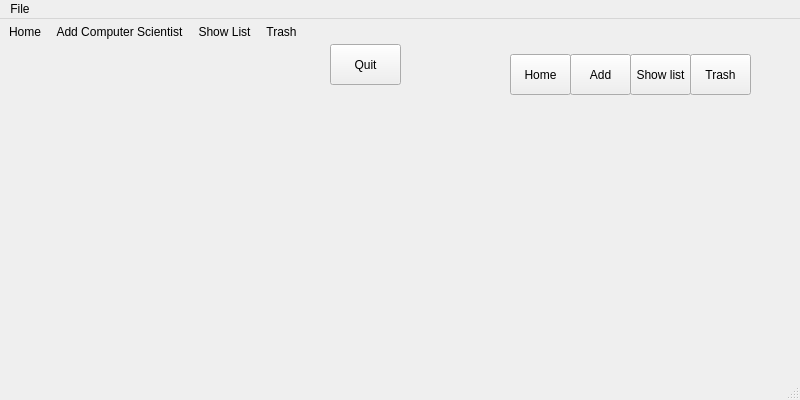
Hopur21/Hopur21, file Hopur21Verkefni/MyComputerScienceList/ui/mainwindow.ui: the form before one commit.
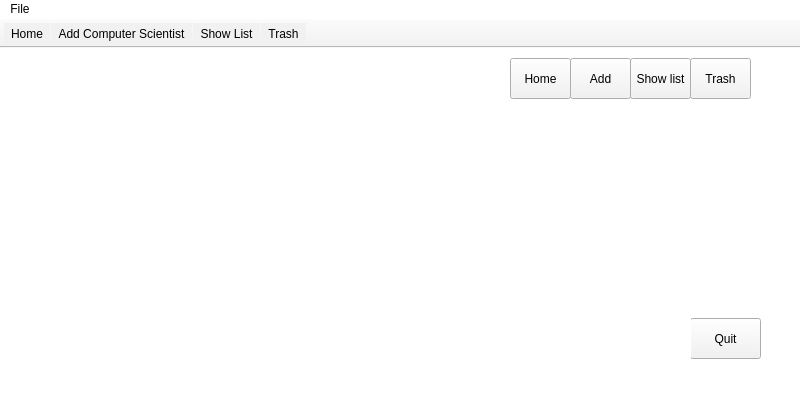
The form after the commit. Icons and pictures are not drawn.

Diff of the .ui file:
```diff
--- a/Hopur21Verkefni/MyComputerScienceList/ui/mainwindow.ui
+++ b/Hopur21Verkefni/MyComputerScienceList/ui/mainwindow.ui
@@ -29,6 +29,9 @@
    <iconset resource="../resources.qrc">
     <normaloff>:/icons/noun_560198_cc copy.png</normaloff>:/icons/noun_560198_cc copy.png</iconset>
   </property>
+  <property name="styleSheet">
+   <string notr="true">background-color: rgb(255, 255, 255);</string>
+  </property>
   <widget class="QWidget" name="centralWidget">
    <widget class="QPushButton" name="pushButton_show_list">
     <property name="geometry">
@@ -39,6 +42,11 @@
       <height>41</height>
      </rect>
     </property>
+    <property name="styleSheet">
+     <string notr="true">background-color: rgb(241, 241, 242);
+font: 8pt &quot;Calibri&quot;;
+</string>
+    </property>
     <property name="text">
      <string>Show list</string>
     </property>
@@ -52,6 +60,11 @@
       <height>41</height>
      </rect>
     </property>
+    <property name="styleSheet">
+     <string notr="true">background-color: rgb(241, 241, 242);
+font: 8pt &quot;Calibri&quot;;
+</string>
+    </property>
     <property name="text">
      <string>Add</string>
     </property>
@@ -65,6 +78,11 @@
       <height>41</height>
      </rect>
     </property>
+    <property name="styleSheet">
+     <string notr="true">background-color: rgb(241, 241, 242);
+font: 8pt &quot;Calibri&quot;;
+</string>
+    </property>
     <property name="text">
      <string>Trash</string>
     </property>
@@ -72,8 +90,8 @@
    <widget class="QPushButton" name="button_quitProgram">
     <property name="geometry">
      <rect>
-      <x>330</x>
-      <y>0</y>
+      <x>690</x>
+      <y>270</y>
       <width>71</width>
       <height>41</height>
      </rect>
@@ -81,6 +99,11 @@
     <property name="accessibleName">
      <string/>
     </property>
+    <property name="styleSheet">
+     <string notr="true">background-color: rgb(241, 241, 242);
+font: 8pt &quot;Calibri&quot;;
+</string>
+    </property>
     <property name="text">
      <string>Quit</string>
     </property>
@@ -94,6 +117,12 @@
       <height>41</height>
      </rect>
     </property>
+    <property name="styleSheet">
+     <string notr="true">background-color: rgb(241, 241, 242);
+border-color: rgb(221, 221, 222);
+font: 8pt &quot;Calibri&quot;;
+</string>
+    </property>
     <property name="text">
      <string>Home</string>
     </property>
@@ -131,7 +160,7 @@
   </widget>
   <widget class="QToolBar" name="mainToolBar">
    <property name="styleSheet">
-    <string notr="true">border-color: rgb(0, 0, 0);</string>
+    <string notr="true">background-color: rgb(241, 241, 242);</string>
    </property>
    <property name="movable">
     <bool>false</bool>
```
Left out of the diff: 25 changed lines with no effect on the pictures.
